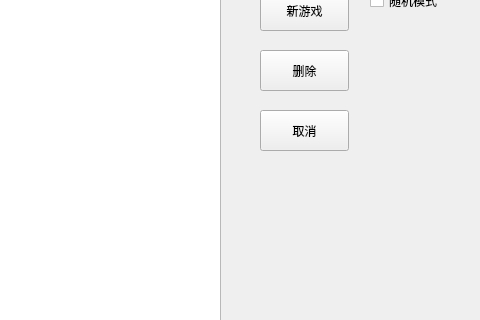
Before: the Qt Designer form widgets/recordbrowser.ui in creeper12356/QLink-by-creeper, drawn with Qt 5; both pictures show x 320 to 800 and y 130 to 450 of the 800 by 600 pixel window.
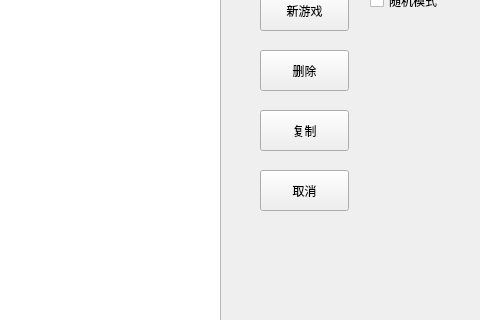
After: the same form once the commit is applied.

Commit message: now a record can be copied with -copy as a suffix.

Diff of the .ui file:
```diff
--- a/widgets/recordbrowser.ui
+++ b/widgets/recordbrowser.ui
@@ -93,7 +93,7 @@
    <property name="geometry">
     <rect>
      <x>580</x>
-     <y>240</y>
+     <y>300</y>
      <width>89</width>
      <height>41</height>
     </rect>
@@ -115,6 +115,19 @@
     <string>随机模式</string>
    </property>
   </widget>
+  <widget class="QPushButton" name="copy_record_button">
+   <property name="geometry">
+    <rect>
+     <x>580</x>
+     <y>240</y>
+     <width>89</width>
+     <height>41</height>
+    </rect>
+   </property>
+   <property name="text">
+    <string>复制</string>
+   </property>
+  </widget>
  </widget>
  <resources/>
  <connections/>
```
The commit also changes 6 other files.
